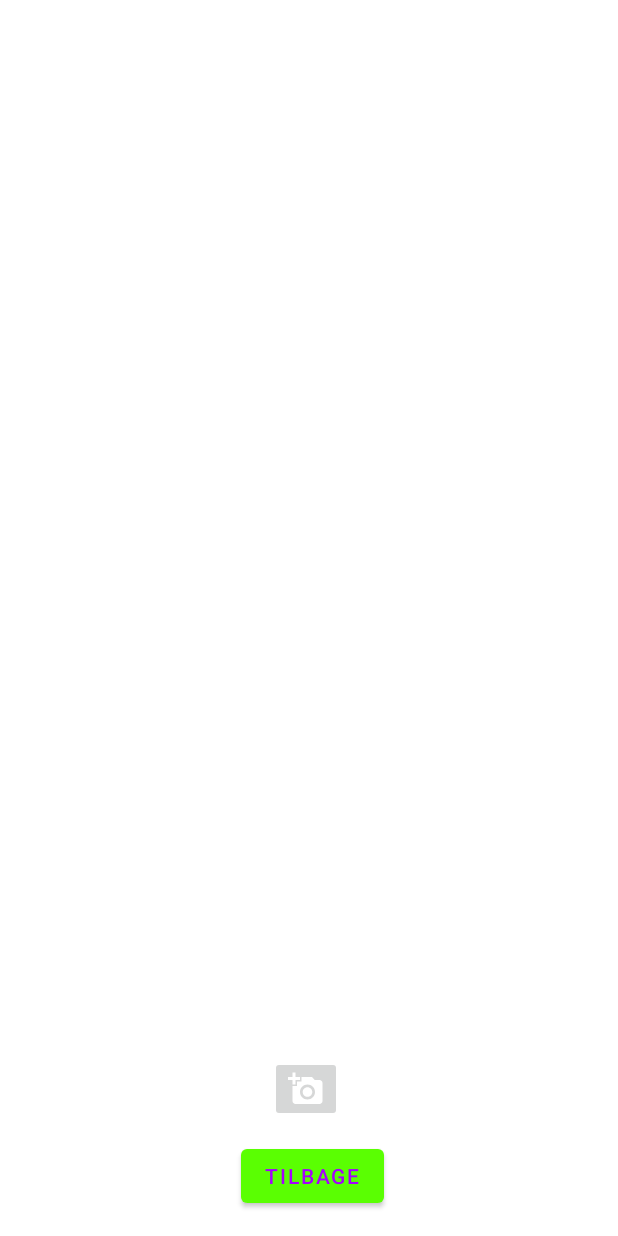
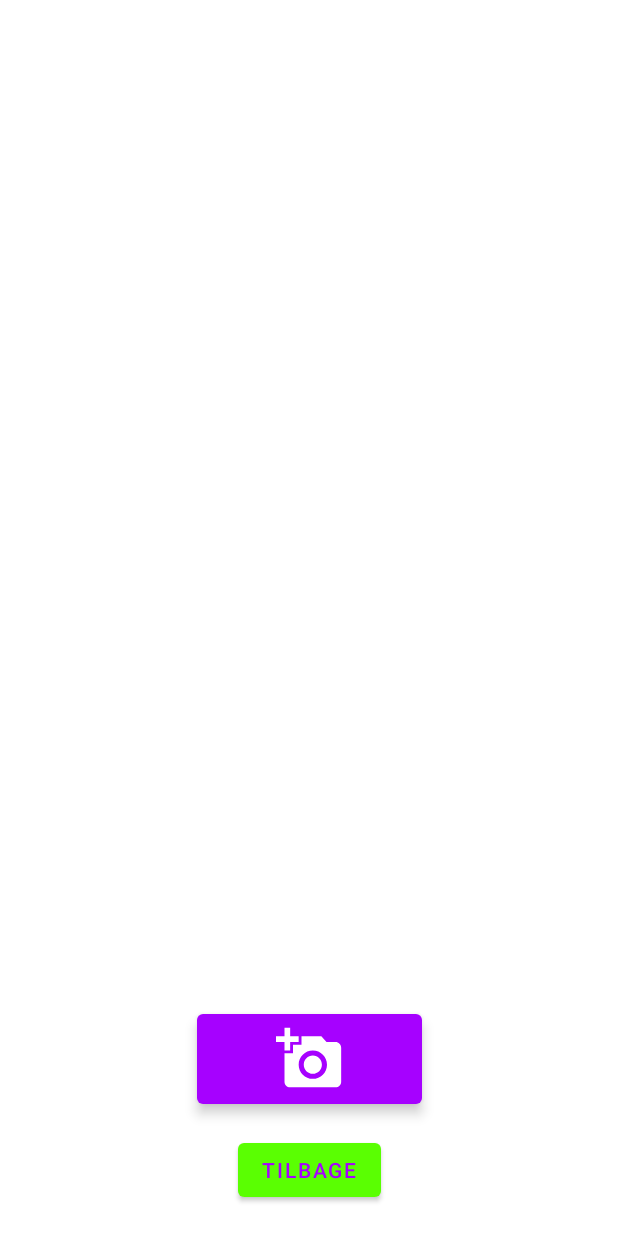
Before and after one commit to JohannesOvergaard/PlayableMedia, an Android app: the FangMonstreFragment screen opened through its navigation route, on a phone screen of 412 x 824 dp. Run offline under Robolectric (Android 15) with nearby library versions, the phone set to English and light mode, and no system bars; libraries missing offline, so code that uses them is left out: com.google.mlkit.common, com.google.mlkit.vision; Roboto replaces fonts that are not available here.

Commit message:
more styling

```diff
--- a/app/src/main/res/drawable/ic_baseline_add_a_photo_24.xml
+++ b/app/src/main/res/drawable/ic_baseline_add_a_photo_24.xml
@@ -1,5 +1,5 @@
-<vector android:height="24dp" android:tint="#FFFFFF"
+<vector android:height="45dp" android:tint="@color/white"
     android:viewportHeight="24" android:viewportWidth="24"
-    android:width="24dp" xmlns:android="http://schemas.android.com/apk/res/android">
+    android:width="45dp" xmlns:android="http://schemas.android.com/apk/res/android">
     <path android:fillColor="@android:color/white" android:pathData="M3,4V1h2v3h3v2H5v3H3V6H0V4H3zM6,10V7h3V4h7l1.83,2H21c1.1,0 2,0.9 2,2v12c0,1.1 -0.9,2 -2,2H5c-1.1,0 -2,-0.9 -2,-2V10H6zM13,19c2.76,0 5,-2.24 5,-5s-2.24,-5 -5,-5s-5,2.24 -5,5S10.24,19 13,19zM9.8,14c0,1.77 1.43,3.2 3.2,3.2s3.2,-1.43 3.2,-3.2s-1.43,-3.2 -3.2,-3.2S9.8,12.23 9.8,14z"/>
 </vector>
--- /dev/null
+++ b/app/src/main/res/drawable/rounded_corners.xml
@@ -0,0 +1,5 @@
+<?xml version="1.0" encoding="utf-8"?>
+<shape xmlns:android="http://schemas.android.com/apk/res/android">
+    <solid android:color="@color/purple" />
+    <corners android:radius="4dp" />
+</shape>
--- a/app/src/main/res/layout/fragment_fang_monstre.xml
+++ b/app/src/main/res/layout/fragment_fang_monstre.xml
@@ -40,21 +40,25 @@
 
     <ImageButton
         android:id="@+id/button_capture"
-        android:layout_width="wrap_content"
-        android:layout_height="wrap_content"
-        android:layout_marginStart="180dp"
-        android:layout_marginBottom="76dp"
+        android:layout_width="150dp"
+        android:layout_height="60dp"
+        android:layout_margin="20dp"
+        android:textAlignment="center"
+        android:elevation="5dp"
         android:src="@drawable/ic_baseline_add_a_photo_24"
-        app:layout_constraintBottom_toBottomOf="parent"
-        app:layout_constraintStart_toStartOf="parent" />
+        android:background="@drawable/rounded_corners"
+        app:layout_constraintBottom_toTopOf="@id/button_back"
+        app:layout_constraintStart_toStartOf="parent"
+        app:layout_constraintEnd_toEndOf="parent"/>
 
     <Button
         android:id="@+id/button_back"
         android:layout_width="wrap_content"
         android:layout_height="wrap_content"
-        android:layout_marginEnd="156dp"
-        android:layout_marginBottom="16dp"
+        android:gravity="center"
+        android:layout_margin="20dp"
         android:text="@string/back"
         app:layout_constraintBottom_toBottomOf="parent"
-        app:layout_constraintEnd_toEndOf="parent" />
+        app:layout_constraintEnd_toEndOf="parent"
+        app:layout_constraintStart_toStartOf="parent"/>
 </androidx.constraintlayout.widget.ConstraintLayout>
--- a/app/src/main/res/layout/fragment_galleri.xml
+++ b/app/src/main/res/layout/fragment_galleri.xml
@@ -11,7 +11,7 @@
         android:layout_height="wrap_content"
         android:fontFamily="@font/chewy"
         android:text="@string/galleri"
-        android:textColor="@color/grey"
+        android:textColor="@color/orange"
         android:textSize="36sp"
         android:layout_margin="50dp"
         app:layout_constraintEnd_toEndOf="parent"
```
